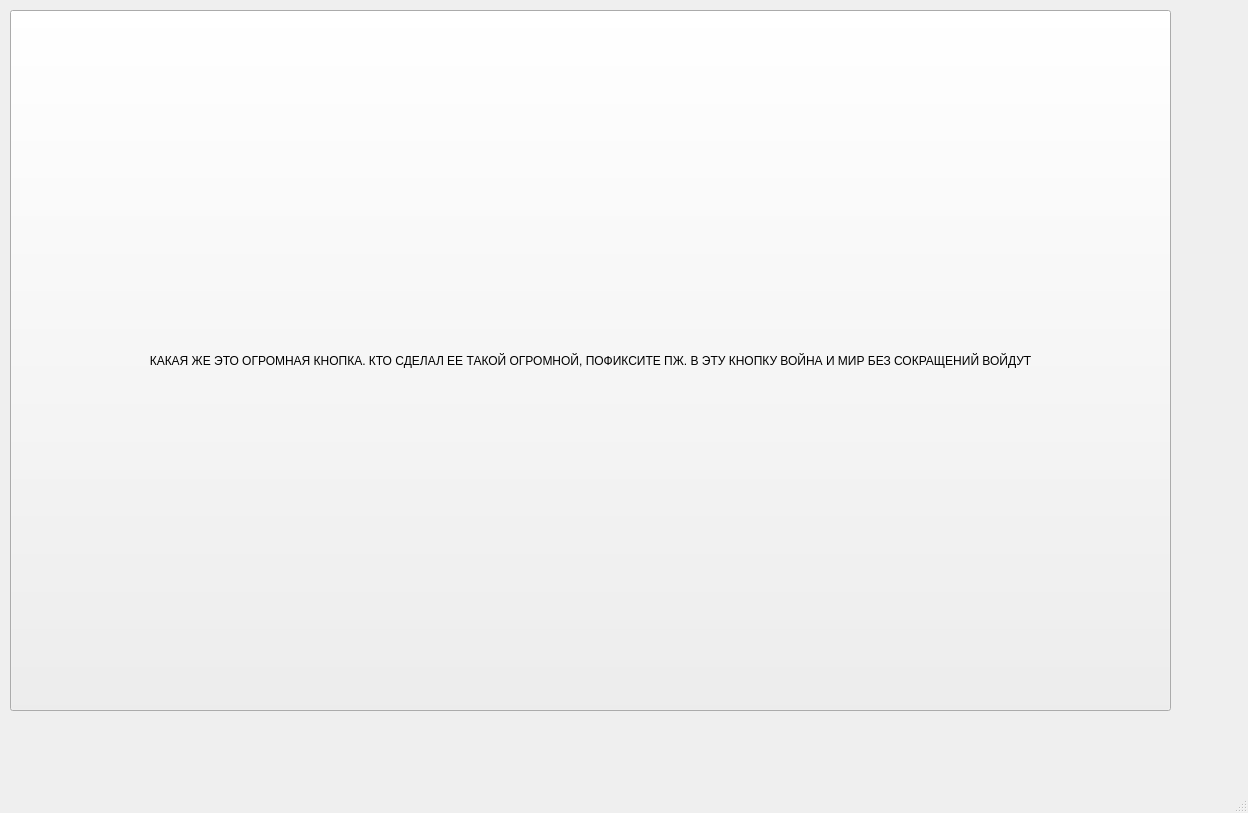
Before: the Qt Designer form src/gui/mainwindow.ui in lzlaG/k-plusplus, drawn with Qt 5.
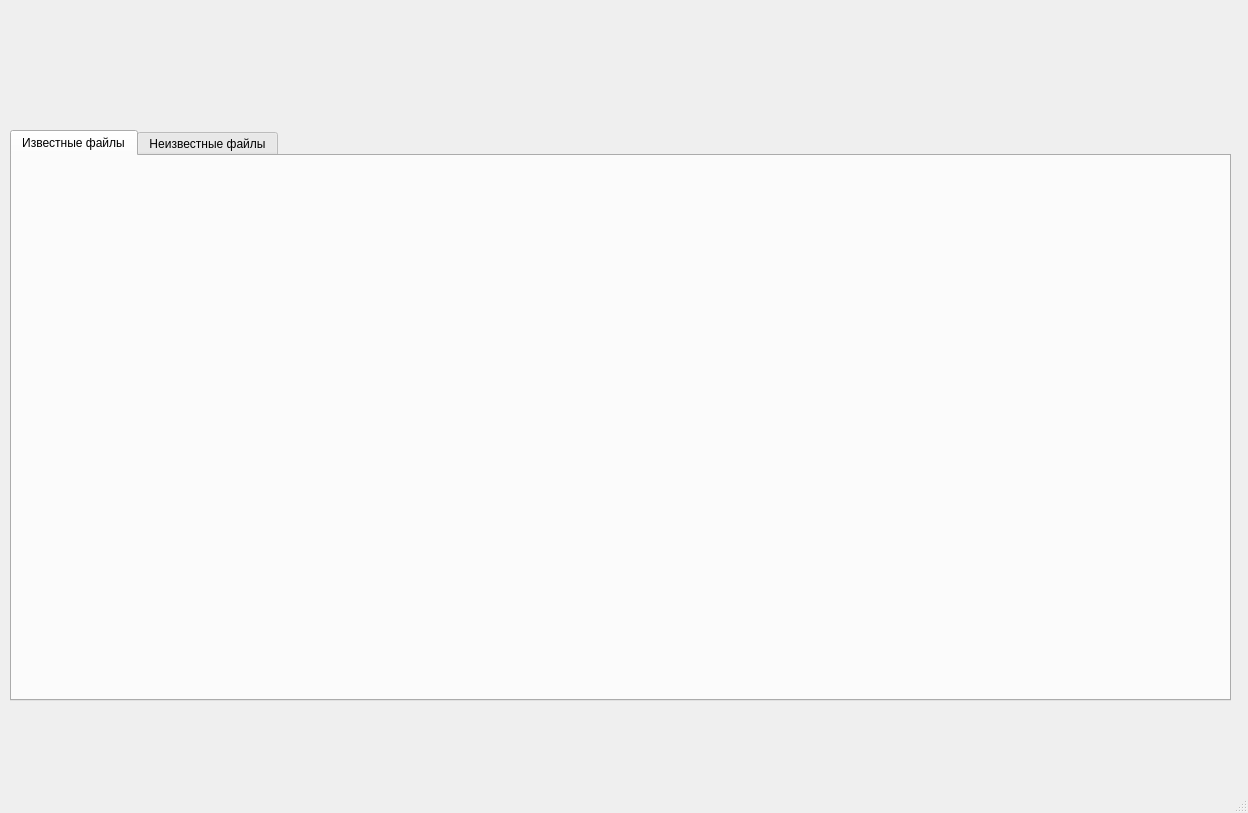
After: the same form once the commit is applied.

Patch:
```diff
--- a/src/gui/mainwindow.ui
+++ b/src/gui/mainwindow.ui
@@ -14,18 +14,28 @@
    <string>MainWindow</string>
   </property>
   <widget class="QWidget" name="centralwidget">
-   <widget class="QPushButton" name="pushButton">
+   <widget class="QTabWidget" name="tabWidget">
     <property name="geometry">
      <rect>
       <x>10</x>
-      <y>10</y>
-      <width>1161</width>
-      <height>701</height>
+      <y>130</y>
+      <width>1221</width>
+      <height>571</height>
      </rect>
     </property>
-    <property name="text">
-     <string>КАКАЯ ЖЕ ЭТО ОГРОМНАЯ КНОПКА. КТО СДЕЛАЛ ЕЕ ТАКОЙ ОГРОМНОЙ, ПОФИКСИТЕ ПЖ. В ЭТУ КНОПКУ ВОЙНА И МИР БЕЗ СОКРАЩЕНИЙ ВОЙДУТ</string>
+    <property name="currentIndex">
+     <number>0</number>
     </property>
+    <widget class="QWidget" name="KnownTab">
+     <attribute name="title">
+      <string>Известные файлы</string>
+     </attribute>
+    </widget>
+    <widget class="QWidget" name="UnknownTab">
+     <attribute name="title">
+      <string>Неизвестные файлы</string>
+     </attribute>
+    </widget>
    </widget>
   </widget>
   <widget class="QMenuBar" name="menubar">
```
